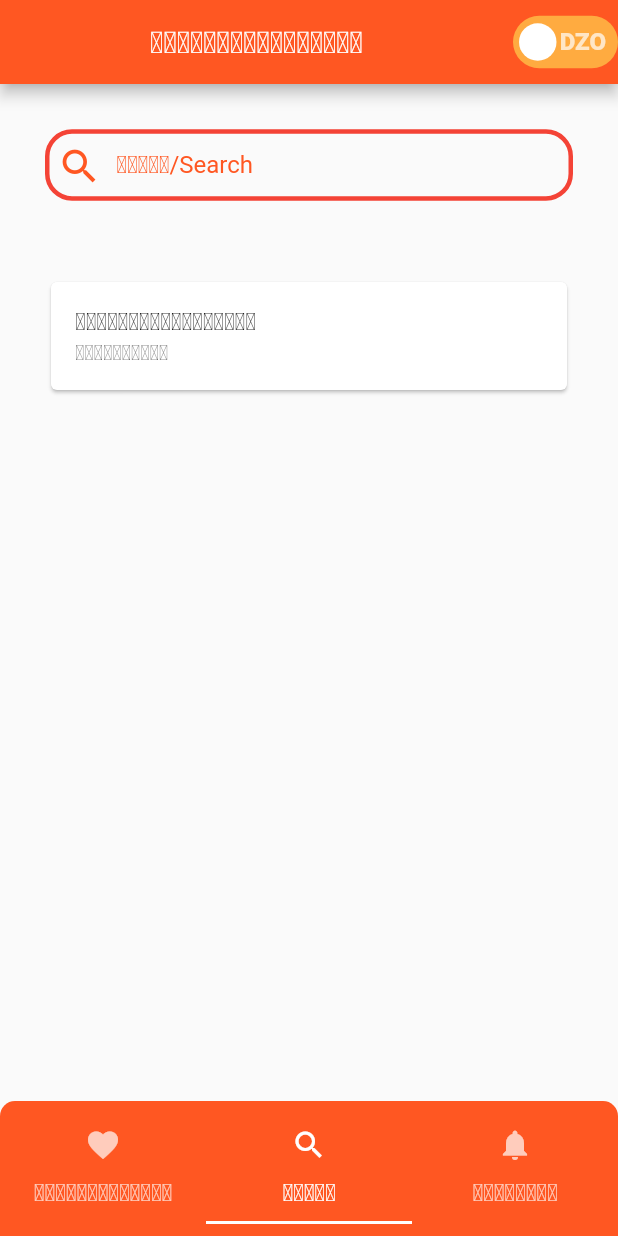
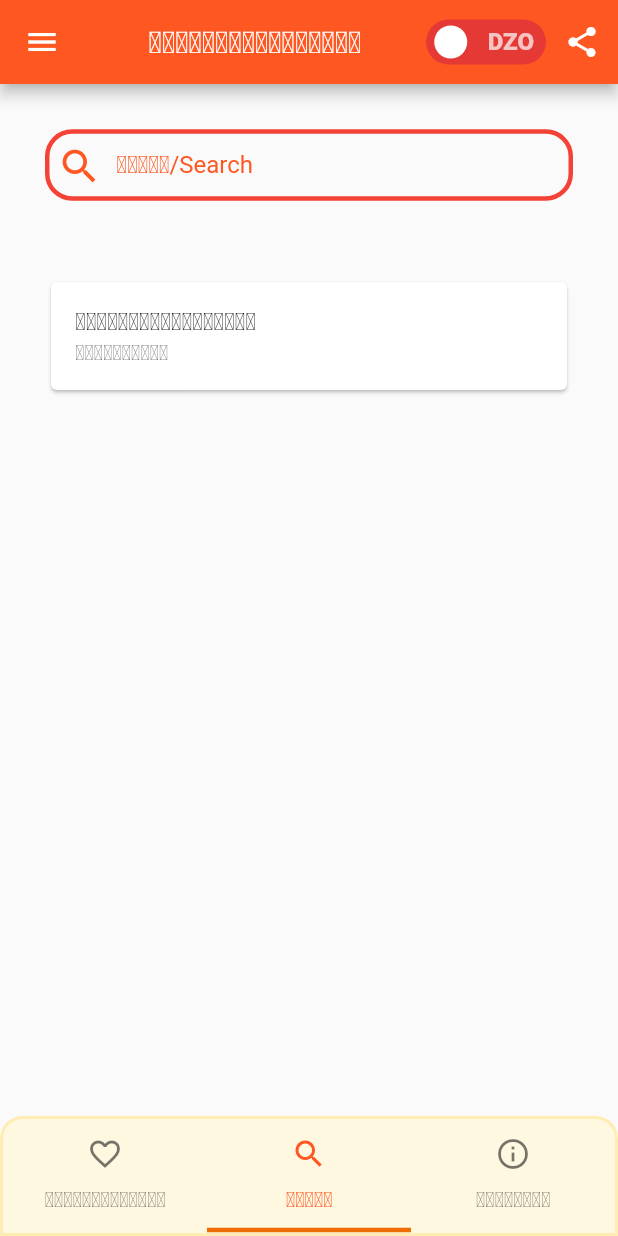
Before and after one commit to govindaghr/zhebsa_assistant, a Flutter app: the screen it shows after launch, on a phone screen of 412 x 824 dp. Run offline on Flutter 3.47's test engine with Material 2 defaults, Android fonts, the phone set to English and light mode, and no system bars; drawn by our look-alikes of flutter_switch; our stand-ins replace get; missing offline and left inert: flutter_share.

Commit message:
cannged bottom navigation colors, toggle switch width; and added share action button and drayer menu

```diff
--- a/lib/locale/locale_string.dart
+++ b/lib/locale/locale_string.dart
@@ -8,12 +8,14 @@ class LocaleString extends Translations {
           'favourite': 'Favourite',
           'search': 'Search',
           'about': 'About',
+          'wordOfTheDay': 'Word of the Day',
         },
         'dz_BT': {
           'title': 'ཞེ་སའི་ཚིག་མཛོད།',
           'favourite': 'ཞེ་ས་དགའ་ཤོས།',
           'search': 'འཚོལ།',
           'about': 'སྐོར་ལས།',
+          'wordOfTheDay': 'ཉིནམ་འདི་གི་ཞེ་ས།',
         },
       };
 }
--- a/lib/pages/favourite.dart
+++ b/lib/pages/favourite.dart
@@ -22,7 +22,10 @@ class FavouritePage extends StatelessWidget {
             child: ListTile(
               // leading: FlutterLogo(size: 56.0),
               onTap: () => selectItem(product!),
-              leading: const Icon(Icons.list),
+              leading: const Icon(
+                Icons.favorite,
+                color: Colors.redAccent,
+              ),
               // trailing: const Icon(Icons.more_vert),
               title: Text('འཆར་སྣང་། $index'),
               subtitle: const Text(
--- a/lib/pages/home.dart
+++ b/lib/pages/home.dart
@@ -1,9 +1,10 @@
 import 'package:flutter/material.dart';
+import 'package:flutter_share/flutter_share.dart';
 import 'package:get/get.dart';
 import 'favourite.dart';
 import 'search_icon.dart';
+import 'notification.dart';
 import 'package:flutter_switch/flutter_switch.dart';
-// import '../locale/localeString.dart';
 
 class HomePage extends StatefulWidget {
   const HomePage({Key? key}) : super(key: key);
@@ -18,11 +19,6 @@ class _HomePageState extends State<HomePage>
 
   bool isSwitched = false;
 
-  // final List locale = [
-  //   {'name': 'ENG', 'locale': const Locale('en', 'US')},
-  //   {'name': 'DZO', 'locale': const Locale('dz', 'BT')},
-  // ];
-
   updateLanguage(bool val) {
     Locale locale;
     if (val) {
@@ -31,6 +27,14 @@ class _HomePageState extends State<HomePage>
       locale = const Locale('dz', 'BT');
     }
     Get.updateLocale(locale);
+  }
+
+  Future<void> share() async {
+    await FlutterShare.share(
+        title: 'Zhebsa Assistant',
+        text: 'Zhebsa Assistant',
+        linkUrl: 'https://flutter.dev/',
+        chooserTitle: 'Example Chooser Title');
   }
 
   @override
@@ -43,12 +47,17 @@ class _HomePageState extends State<HomePage>
   Widget build(BuildContext context) {
     return Scaffold(
       appBar: AppBar(
+        title: Center(
+          child: Text('title'.tr), //ཞེ་སའི་ཚིག་མཛོད།
+        ),
         actions: [
           FlutterSwitch(
+            width: 80.0,
+            height: 30.0,
             value: isSwitched,
             activeText: "ENG",
             inactiveText: "DZO",
-            inactiveColor: Colors.orangeAccent,
+            inactiveColor: Colors.red.shade600,
             activeColor: Colors.red,
             showOnOff: true,
             onToggle: (val) {
@@ -57,6 +66,10 @@ class _HomePageState extends State<HomePage>
                 updateLanguage(isSwitched);
               });
             },
+          ),
+          IconButton(
+            onPressed: share,
+            icon: const Icon(Icons.share),
           ),
           /* ToggleSwitch(
             // minWidth: 90.0,
@@ -111,29 +124,83 @@ class _HomePageState extends State<HomePage>
             // ),
           ],
         ), */
-        title: Center(
-          child: Text('title'.tr), //ཞེ་སའི་ཚིག་མཛོད།
+      ),
+      drawer: Drawer(
+        // Add a ListView to the drawer. This ensures the user can scroll
+        // through the options in the drawer if there isn't enough vertical
+        // space to fit everything.
+        child: ListView(
+          // Important: Remove any padding from the ListView.
+          padding: EdgeInsets.zero,
+          children: [
+            const DrawerHeader(
+              decoration: BoxDecoration(
+                color: Colors.deepOrange,
+              ),
+              child: Text('Drawer Header'),
+            ),
+            ListTile(
+              title: const Text('Item 1'),
+              onTap: () {
+                // Update the state of the app
+                // ...
+                // Then close the drawer
+                Navigator.pop(context);
+              },
+            ),
+            ListTile(
+              title: const Text('Item 2'),
+              onTap: () {
+                // Update the state of the app
+                // ...
+                // Then close the drawer
+                Navigator.pop(context);
+              },
+            ),
+          ],
         ),
       ),
       bottomNavigationBar: Container(
-        height: 90,
+        height: 80,
         decoration: BoxDecoration(
-          color: Theme.of(context).primaryColor,
+          // color: Theme.of(context).cardColor,
+          color: Colors.amber.shade50,
+          // color: Colors.black12,
+          border: Border.all(
+            color: Colors.amber.shade100,
+            // color: Colors.white30,
+            width: 2,
+          ),
           borderRadius: const BorderRadius.only(
-            topLeft: Radius.circular(10),
-            topRight: Radius.circular(10),
+            topLeft: Radius.circular(15),
+            topRight: Radius.circular(15),
           ),
         ),
         child: Center(
           child: TabBar(
-            indicatorColor: Colors.white,
+            // dragStartBehavior: null,
+            indicatorColor: Colors.orange.shade800,
+            indicatorWeight: 3.0,
+            labelColor: Colors.deepOrange,
+            unselectedLabelColor: Colors.black54,
             // isScrollable: true,
-            labelStyle:
-                const TextStyle(fontSize: 16.0, fontWeight: FontWeight.w300),
+            /* labelPadding: EdgeInsets.zero,
+            padding: const EdgeInsets.all(0.0),
+            indicator: BoxDecoration(
+              border: Border.all(width: 1),
+              shape: BoxShape.rectangle,
+              borderRadius: BorderRadius.circular(50),
+              color: Colors.grey[600],
+            ), */
+
+            labelStyle: const TextStyle(
+              fontSize: 14.0,
+              fontWeight: FontWeight.w500,
+            ),
             controller: _tabController,
             tabs: <Widget>[
               Tab(
-                icon: const Icon(Icons.favorite),
+                icon: const Icon(Icons.favorite_outline),
                 text: 'favourite'.tr,
               ),
               /* Tab(
@@ -141,11 +208,11 @@ class _HomePageState extends State<HomePage>
               text: 'འདས་པའི་འཚོལ།',
             ), */
               Tab(
-                icon: const Icon(Icons.search),
+                icon: const Icon(Icons.search_outlined),
                 text: 'search'.tr,
               ),
               Tab(
-                icon: const Icon(Icons.notifications),
+                icon: const Icon(Icons.info_outline),
                 // text: 'ཁྱབ་བསྒྲགས།',
                 text: 'about'.tr,
               ),
@@ -157,7 +224,8 @@ class _HomePageState extends State<HomePage>
         FavouritePage(),
         // Icon(Icons.directions_transit),
         SearchIcon(),
-        Icon(Icons.person),
+        // Icon(Icons.person),
+        Tab3Card(),
       ]),
     );
   }
--- a/lib/pages/search_icon.dart
+++ b/lib/pages/search_icon.dart
@@ -1,4 +1,5 @@
 import 'package:flutter/material.dart';
+import 'package:get/get.dart';
 import 'package:zhebsa_assistant/pages/components/custom_search.dart';
 
 class SearchIcon extends StatelessWidget {
@@ -57,11 +58,11 @@ class SearchIcon extends StatelessWidget {
               Card(
                 child: Column(
                   mainAxisSize: MainAxisSize.min,
-                  children: const <Widget>[
+                  children: <Widget>[
                     ListTile(
                       // leading: Icon(Icons.album),
-                      title: Text('ཉིནམ་འདི་གི་ཞེ་ས།'),
-                      subtitle: Text('ཞེ་སའི་ཚིག'),
+                      title: Text('wordOfTheDay'.tr),
+                      subtitle: const Text('ཞེ་སའི་ཚིག'),
                     ),
 
                     /*  Row(
--- a/pubspec.yaml
+++ b/pubspec.yaml
@@ -39,6 +39,8 @@ dependencies:
   # lite_rolling_switch: ^0.1.1
   flutter_switch: ^0.3.2
   get: ^4.6.1
+  # share_plus: ^3.1.0
+  flutter_share: ^2.0.0
   # toggle_switch: ^1.4.0
 
 dev_dependencies:
```
Also changed, not shown: lib/pages/notification.dart (+65 -0 lines), pubspec.lock.
